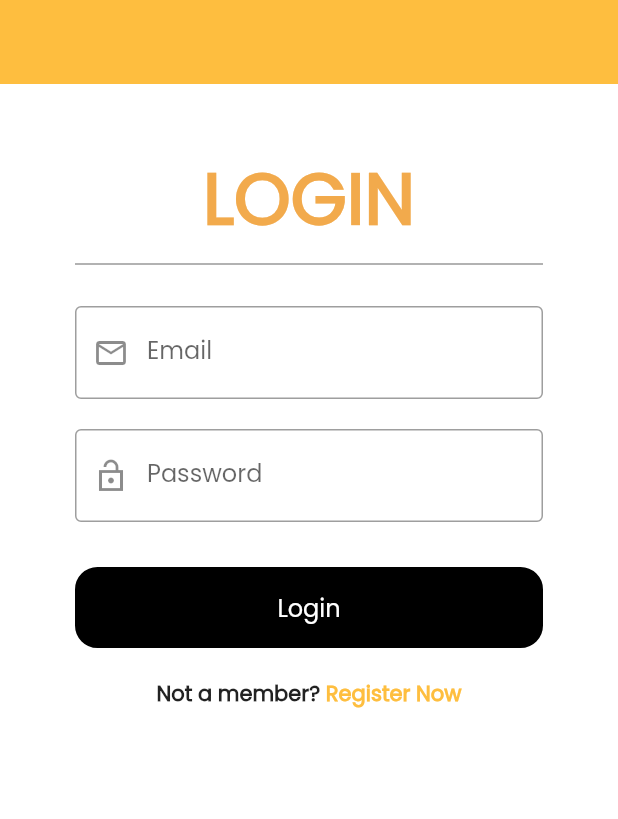
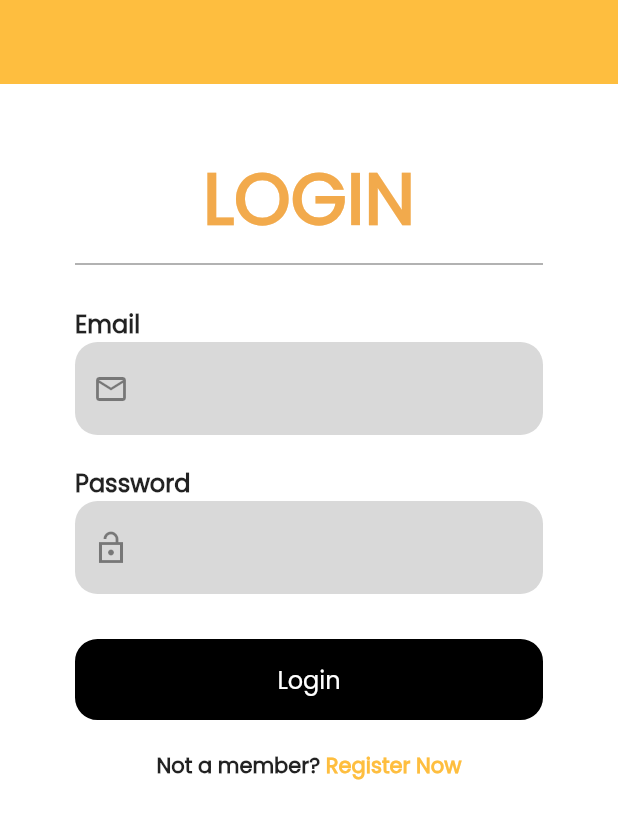
Before and after one commit to KelvinYou/tap-car, a Flutter app: the screen it shows after launch, on a phone screen of 412 x 824 dp. Shown: the top 819 px of the screen. Run offline on Flutter 3.47's test engine with Material 2 defaults, Android fonts, the phone set to English and light mode, and no system bars; our stand-ins replace cloud_firestore, firebase_auth, firebase_core, firebase_storage, flutter_rating_bar, image_picker and 2 more; accounts and stored records are empty.

Commit message:
text input style

```diff
--- a/lib/screens/profile_screen.dart
+++ b/lib/screens/profile_screen.dart
@@ -216,7 +216,7 @@ class _ProfileScreenState extends State<ProfileScreen> {
               contentText("kayli@gmail.com"),
               const SizedBox(height: 15,),
               subtitleText("Mobile Number"),
-              contentText("2 Jan 2000"),
+              contentText("+(60) 12-3456 789"),
               const SizedBox(height: 15,),
               subtitleText("Address"),
               contentText("No.1, Jalan Tanjung Rambutan"),
--- a/lib/widgets/text_field_input.dart
+++ b/lib/widgets/text_field_input.dart
@@ -34,10 +34,16 @@ class TextFieldInput extends StatelessWidget {
   Widget build(BuildContext context) {
 
     return Container(
-      // padding: const EdgeInsets.symmetric(horizontal: 25.0),
       child: Column(
         crossAxisAlignment: CrossAxisAlignment.start,
         children: [
+          Text(
+            hintText,
+            style: TextStyle(
+              fontSize: 16,
+              fontWeight: FontWeight.w700,
+            ),
+          ),
           TextField(
             inputFormatters: textInputFormatter,
             controller: textEditingController,
@@ -46,15 +52,15 @@ class TextFieldInput extends StatelessWidget {
             onChanged: onChanged,
             textInputAction: TextInputAction.done,
             keyboardType: textInputType,
+
             decoration: InputDecoration(
               border: OutlineInputBorder(
-                borderSide: BorderSide(
-                    color: errorMsg == "" ? Theme.of(context).colorScheme.primary
-                        : AppTheme.errorRed,
-                    width: 1.0
-                ),
+                borderRadius: BorderRadius.circular(15.0),
+                borderSide: BorderSide.none,
               ),
-              labelText: hintText,
+              filled: true,
+              fillColor: Color(0xFFD9D9D9),
+              // labelText: hintText,
               prefixIcon: iconData != Icons.import_contacts_sharp ? Align(
                 widthFactor: 1.0,
                 heightFactor: 1.0,
@@ -64,6 +70,32 @@ class TextFieldInput extends StatelessWidget {
             obscureText: isPass,
             enabled: !isReadOnly,
           ),
+          // TextField(
+          //   inputFormatters: textInputFormatter,
+          //   controller: textEditingController,
+          //   maxLines: maxLines,
+          //   maxLength: maxLength,
+          //   onChanged: onChanged,
+          //   textInputAction: TextInputAction.done,
+          //   keyboardType: textInputType,
+          //   decoration: InputDecoration(
+          //     border: OutlineInputBorder(
+          //       borderSide: BorderSide(
+          //           color: errorMsg == "" ? Theme.of(context).colorScheme.primary
+          //               : AppTheme.errorRed,
+          //           width: 1.0
+          //       ),
+          //     ),
+          //     labelText: hintText,
+          //     prefixIcon: iconData != Icons.import_contacts_sharp ? Align(
+          //       widthFactor: 1.0,
+          //       heightFactor: 1.0,
+          //       child: Icon(iconData),
+          //     )  : null,
+          //   ),
+          //   obscureText: isPass,
+          //   enabled: !isReadOnly,
+          // ),
 
           errorMsg == "" ? const SizedBox() : Text(
             errorMsg,
```
